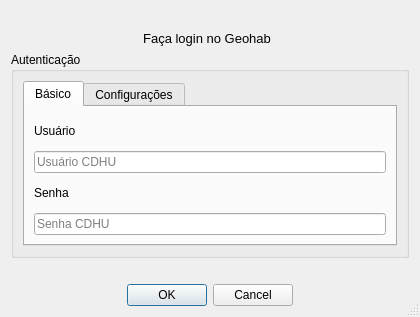
The window that unified_login_dialog_base.ui (maviz991/qgis-geometadata-plugin) describes before a commit, drawn with Qt 5.
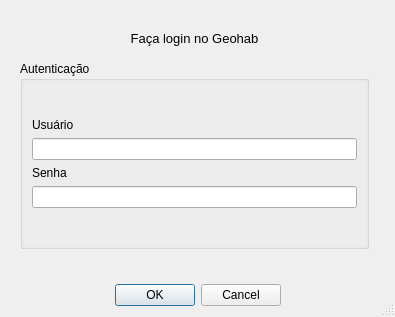
The same window after the commit. Icons and pictures are not drawn.

Commit message: Versão 1.0.1 - init login unico

Patch:
```diff
--- a/unified_login_dialog_base.ui
+++ b/unified_login_dialog_base.ui
@@ -6,7 +6,7 @@
    <rect>
     <x>0</x>
     <y>0</y>
-    <width>420</width>
+    <width>395</width>
     <height>317</height>
    </rect>
   </property>
@@ -49,6 +49,61 @@
      </property>
     </widget>
    </item>
+   <item row="3" column="0">
+    <widget class="QWidget" name="authContainerWidget" native="true">
+     <layout class="QGridLayout" name="gridLayout_3">
+      <item row="0" column="0">
+       <widget class="QGroupBox" name="basicCredentialsGroup">
+        <property name="title">
+         <string>Autenticação</string>
+        </property>
+        <layout class="QVBoxLayout" name="verticalLayout">
+         <item>
+          <layout class="QGridLayout" name="gridLayout">
+           <item row="2" column="0">
+            <widget class="QLabel" name="label_2">
+             <property name="sizePolicy">
+              <sizepolicy hsizetype="Preferred" vsizetype="Fixed">
+               <horstretch>0</horstretch>
+               <verstretch>0</verstretch>
+              </sizepolicy>
+             </property>
+             <property name="text">
+              <string>Senha</string>
+             </property>
+            </widget>
+           </item>
+           <item row="1" column="0">
+            <widget class="QLineEdit" name="lineEdit"/>
+           </item>
+           <item row="0" column="0">
+            <widget class="QLabel" name="label">
+             <property name="sizePolicy">
+              <sizepolicy hsizetype="Preferred" vsizetype="Fixed">
+               <horstretch>0</horstretch>
+               <verstretch>0</verstretch>
+              </sizepolicy>
+             </property>
+             <property name="text">
+              <string>Usuário</string>
+             </property>
+            </widget>
+           </item>
+           <item row="3" column="0">
+            <widget class="QLineEdit" name="lineEdit_2">
+             <property name="echoMode">
+              <enum>QLineEdit::Password</enum>
+             </property>
+            </widget>
+           </item>
+          </layout>
+         </item>
+        </layout>
+       </widget>
+      </item>
+     </layout>
+    </widget>
+   </item>
    <item row="2" column="0">
     <widget class="QLabel" name="label_3">
      <property name="sizePolicy">
@@ -116,74 +171,6 @@
      </property>
     </widget>
    </item>
-   <item row="3" column="0" colspan="2">
-    <widget class="QGroupBox" name="groupBox">
-     <property name="title">
-      <string>Autenticação</string>
-     </property>
-     <layout class="QGridLayout" name="gridLayout_4">
-      <item row="0" column="0">
-       <widget class="QTabWidget" name="tabWidget">
-        <property name="autoFillBackground">
-         <bool>false</bool>
-        </property>
-        <property name="currentIndex">
-         <number>0</number>
-        </property>
-        <widget class="QWidget" name="tabBasic">
-         <attribute name="title">
-          <string>Básico</string>
-         </attribute>
-         <layout class="QGridLayout" name="gridLayout_3">
-          <item row="0" column="0">
-           <layout class="QGridLayout" name="gridLayout">
-            <item row="2" column="0">
-             <widget class="QLabel" name="label_5">
-              <property name="text">
-               <string>Senha</string>
-              </property>
-             </widget>
-            </item>
-            <item row="1" column="0">
-             <widget class="QLineEdit" name="lineEdit_user">
-              <property name="placeholderText">
-               <string>Usuário CDHU</string>
-              </property>
-             </widget>
-            </item>
-            <item row="3" column="0">
-             <widget class="QLineEdit" name="lineEdit_password">
-              <property name="placeholderText">
-               <string>Senha CDHU</string>
-              </property>
-             </widget>
-            </item>
-            <item row="0" column="0">
-             <widget class="QLabel" name="label_2">
-              <property name="text">
-               <string>Usuário</string>
-              </property>
-             </widget>
-            </item>
-           </layout>
-          </item>
-         </layout>
-        </widget>
-        <widget class="QWidget" name="tabConfig">
-         <attribute name="title">
-          <string>Configurações</string>
-         </attribute>
-         <layout class="QVBoxLayout" name="verticalLayout_2">
-          <item>
-           <layout class="QVBoxLayout" name="verticalLayout"/>
-          </item>
-         </layout>
-        </widget>
-       </widget>
-      </item>
-     </layout>
-    </widget>
-   </item>
   </layout>
  </widget>
  <tabstops>
```
Left out of the diff: 5 changed lines with no effect on the pictures. The commit also changes 2 other files.
